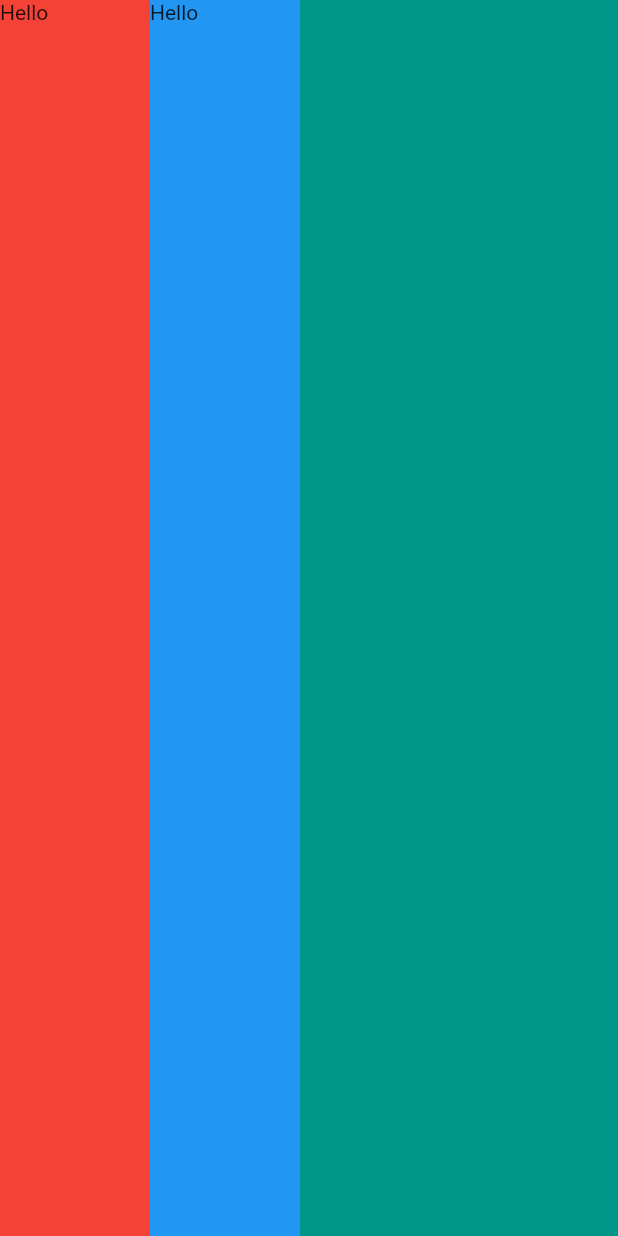
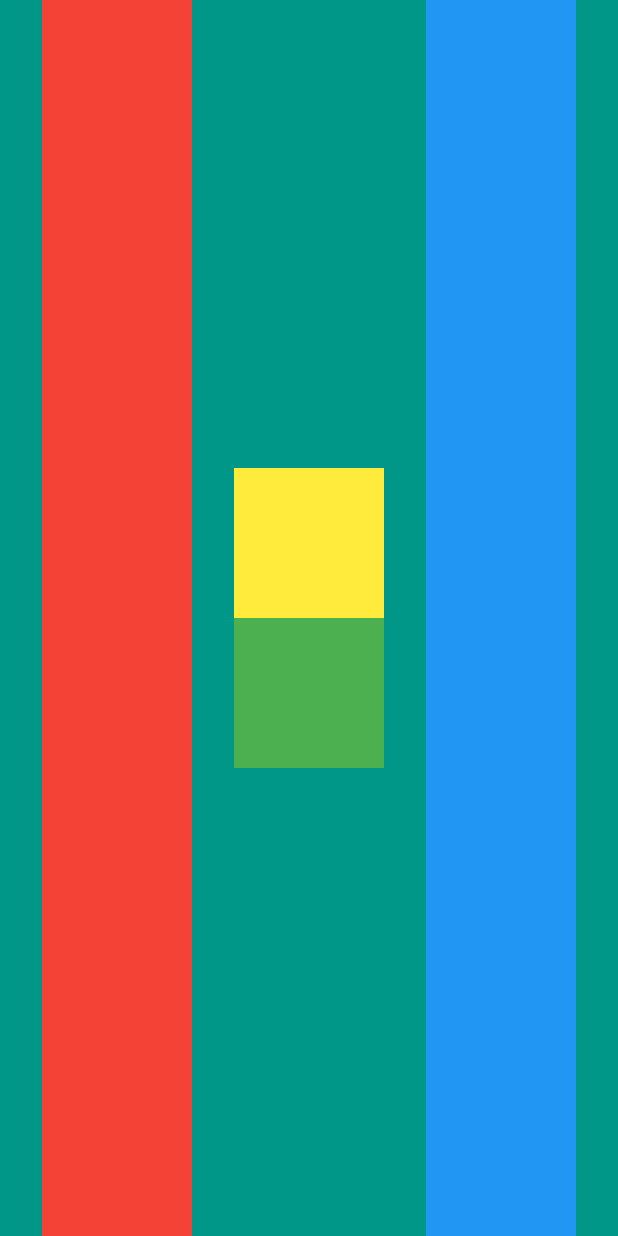
Before and after one commit to NyawiraMuturi/MyCard, a Flutter app: the screen it shows after launch, on a phone screen of 412 x 824 dp. Run offline on Flutter 3.47's test engine with Material 2 defaults, Android fonts, the phone set to English and light mode, and no system bars.

Commit message:
pass first column and row practice

```diff
--- a/lib/main.dart
+++ b/lib/main.dart
@@ -13,19 +13,33 @@ class MyApp extends StatelessWidget {
         body: SafeArea(
           child: Row(
             crossAxisAlignment: CrossAxisAlignment.stretch,
+            mainAxisAlignment: MainAxisAlignment.spaceEvenly,
             children: <Widget>[
               Container(
                 color: Colors.red,
-                child: Text('Hello'),
                 width: 100.0,
+              ),
+              Column(
+                mainAxisAlignment: MainAxisAlignment.center,
+                children: <Widget>[
+                  Container(
+                    height: 100.0,
+                    width: 100.0,
+                    color: Colors.yellow,
+                  ),
+                  Container(
+                    height: 100.0,
+                    width: 100.0,
+                    color: Colors.green,
+                  ),
+                ],
               ),
               Container(
                 color: Colors.blue,
-                child: Text('Hello'),
                 width: 100.0,
               ),
             ],
-          )
+          ),
         ),
       ),
     );
```
